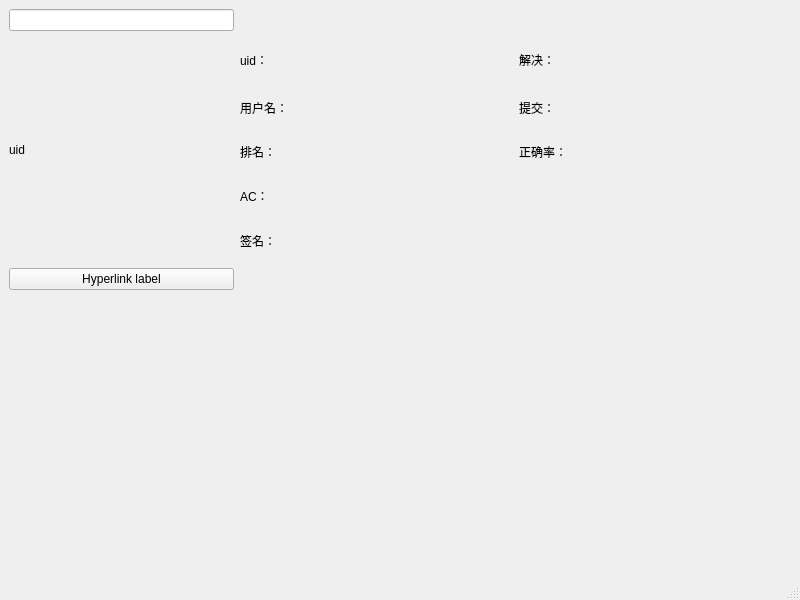
Before: the Qt Designer form user.ui in xglight/ghelper, drawn with Qt 5.
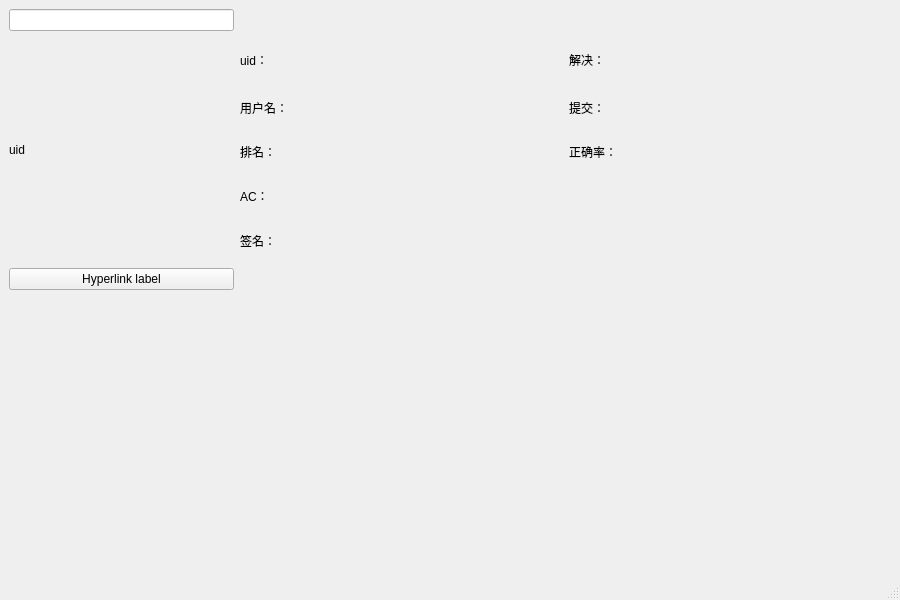
After: the same form once the commit is applied. Custom widgets are drawn as their Qt base class.

Patch:
```diff
--- a/user.ui
+++ b/user.ui
@@ -6,7 +6,7 @@
    <rect>
     <x>0</x>
     <y>0</y>
-    <width>800</width>
+    <width>900</width>
     <height>600</height>
    </rect>
   </property>
```
